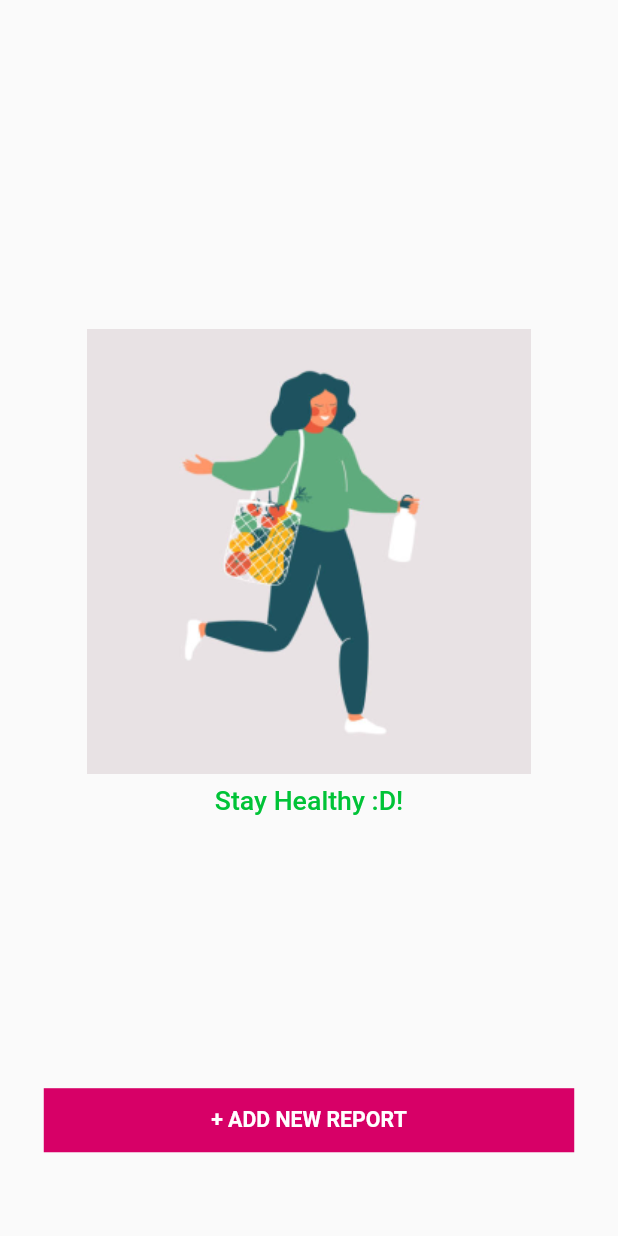
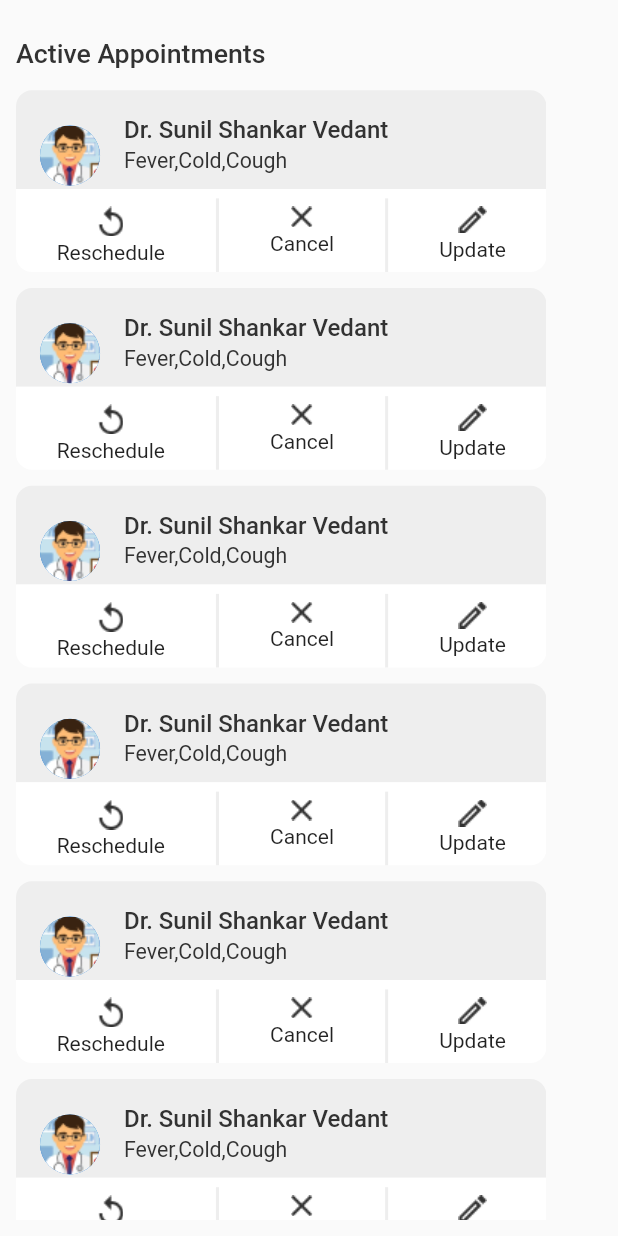
Before and after one commit to ttoghere/appointmentsv1, a Flutter app: the screen it shows after launch, on a phone screen of 412 x 824 dp. Run offline on Flutter 3.47's test engine with Material 2 defaults, Android fonts, the phone set to English and light mode, and no system bars.

Commit message:
Active card is done

```diff
--- a/lib/constants.dart
+++ b/lib/constants.dart
@@ -5,6 +5,9 @@ class Constants {
   static const Color green = Color(0xFF00C337);
   static const Color darkPink = Color(0xFFD70067);
   static const Color white = Color(0xFFFFFFFF);
+  static const Color grey = Color(0xFFEEEEEE);
+  static const Color black = Color(0xFF323232);
+  static const Color dividerGrey = Color(0xFFEEEEEE);
   //Text Style
   static TextStyle textStyleWO(
       {required double fontSize,
--- a/lib/main.dart
+++ b/lib/main.dart
@@ -1,4 +1,5 @@
 import 'package:appointmentsv1/constants.dart';
+import 'package:appointmentsv1/widgets/widgets_shelf.dart';
 import 'package:flutter/material.dart';
 
 void main() => runApp(MyApp());
@@ -21,58 +22,70 @@ class MainScreen extends StatelessWidget {
   @override
   Widget build(BuildContext context) {
     Size size = MediaQuery.of(context).size;
-    return Scaffold(
-      body: Column(
-        crossAxisAlignment: CrossAxisAlignment.center,
+    return SafeArea(
+      child: Scaffold(
+        body: Padding(
+          padding: EdgeInsets.all(
+            size.height / 77.16,
+          ),
+          child: SingleChildScrollView(
+            child: Column(
+              mainAxisAlignment: MainAxisAlignment.center,
+              crossAxisAlignment: CrossAxisAlignment.start,
               children: [
-          SizedBox(
-            height: size.height / 14.46,
+                Padding(
+                  padding: EdgeInsets.symmetric(
+                    vertical: size.height / 57.9,
                   ),
-          Padding(
-            padding: EdgeInsets.only(
-              left: size.height / 14.25,
-              right: size.height / 14.25,
-              top: size.height / 5.07,
-            ),
-            child: Image.asset("assets/main_photo.png"),
-          ),
-          SizedBox(
-            height: size.height / 115.75,
-          ),
-          Padding(
-            padding: EdgeInsets.only(bottom: size.height / 4.54),
                   child: Text(
-              "Stay Healthy :D!",
+                    "Active Appointments",
                     style: Constants.textStyleWO(
                       fontSize: size.height / 46.3,
                       fontWeight: FontWeight.w500,
-                color: Constants.green,
+                      color: Constants.black,
                     ),
                   ),
                 ),
-          GestureDetector(
-            onTap: () {},
-            child: Container(
-              color: Constants.darkPink,
-              margin: EdgeInsets.symmetric(horizontal: size.height / 61.73),
-              height: size.height / 19.3,
-              width: size.height / 2.33,
-              alignment: Alignment.center,
-              child: Text(
-                "+ ADD NEW REPORT",
-                style: Constants.textStyleWO(
-                  fontSize: size.height / 57.9,
-                  fontWeight: FontWeight.w700,
-                  color: Constants.white,
+                ActiveAppointmentCard(
+                  docName: "Dr. Sunil Shankar Vedant",
+                  docPic: "assets/doc_pic.png",
+                  docSpecs: "Fever,Cold,Cough",
+                ),
+                ActiveAppointmentCard(
+                  docName: "Dr. Sunil Shankar Vedant",
+                  docPic: "assets/doc_pic.png",
+                  docSpecs: "Fever,Cold,Cough",
+                ),
+                ActiveAppointmentCard(
+                  docName: "Dr. Sunil Shankar Vedant",
+                  docPic: "assets/doc_pic.png",
+                  docSpecs: "Fever,Cold,Cough",
+                ),
+                ActiveAppointmentCard(
+                  docName: "Dr. Sunil Shankar Vedant",
+                  docPic: "assets/doc_pic.png",
+                  docSpecs: "Fever,Cold,Cough",
+                ),
+                ActiveAppointmentCard(
+                  docName: "Dr. Sunil Shankar Vedant",
+                  docPic: "assets/doc_pic.png",
+                  docSpecs: "Fever,Cold,Cough",
+                ),
+                ActiveAppointmentCard(
+                  docName: "Dr. Sunil Shankar Vedant",
+                  docPic: "assets/doc_pic.png",
+                  docSpecs: "Fever,Cold,Cough",
+                ),
+                ActiveAppointmentCard(
+                  docName: "Dr. Sunil Shankar Vedant",
+                  docPic: "assets/doc_pic.png",
+                  docSpecs: "Fever,Cold,Cough",
+                ),
+              ],
             ),
           ),
         ),
       ),
-          SizedBox(
-            height: size.height / 9.54,
-          ),
-        ],
-      ),
     );
   }
 }
--- /dev/null
+++ b/lib/widgets/active_appointment_card.dart
@@ -0,0 +1,127 @@
+import 'package:flutter/material.dart';
+
+import '../constants.dart';
+
+class ActiveAppointmentCard extends StatelessWidget {
+  final String docPic;
+  final String docName;
+  final String docSpecs;
+  ActiveAppointmentCard({
+    required this.docName,
+    required this.docPic,
+    required this.docSpecs,
+  });
+
+  @override
+  Widget build(BuildContext context) {
+    Size size = MediaQuery.of(context).size;
+    return Padding(
+      padding: EdgeInsets.only(bottom: size.height / 77.2),
+      child: Column(
+        children: [
+          Container(
+            decoration: BoxDecoration(
+              color: Constants.grey,
+              borderRadius: BorderRadius.only(
+                topLeft: Radius.circular(size.height / 77.2),
+                topRight: Radius.circular(size.height / 77.2),
+              ),
+            ),
+            width: size.height / 2.33,
+            height: size.height / 12.51,
+            child: ListTile(
+              leading: Padding(
+                padding: EdgeInsets.only(top: size.height / 54.47),
+                child: CircleAvatar(
+                  backgroundImage: AssetImage(docPic),
+                ),
+              ),
+              title: Text(
+                docName,
+                style: Constants.textStyleWO(
+                    fontSize: size.height / 51.4,
+                    fontWeight: FontWeight.w500,
+                    color: Constants.black),
+              ),
+              subtitle: Text(
+                docSpecs,
+                style: Constants.textStyleWO(
+                    fontSize: size.height / 57.9,
+                    fontWeight: FontWeight.w400,
+                    color: Constants.black),
+              ),
+            ),
+          ),
+          Container(
+            decoration: BoxDecoration(
+              color: Constants.white,
+              borderRadius: BorderRadius.only(
+                bottomLeft: Radius.circular(size.height / 77.2),
+                bottomRight: Radius.circular(size.height / 77.2),
+              ),
+            ),
+            width: size.height / 2.33,
+            height: size.height / 14.9,
+            child: Row(
+              mainAxisAlignment: MainAxisAlignment.spaceEvenly,
+              children: [
+                activeCardButton(
+                    voidCallback: () {},
+                    size: size,
+                    imagePath: "assets/reschedule.png",
+                    buttonText: "Reschedule"),
+                activeCardDivider(size: size),
+                activeCardButton(
+                  size: size,
+                  imagePath: "assets/cross.png",
+                  buttonText: "Cancel",
+                  voidCallback: () {},
+                ),
+                activeCardDivider(size: size),
+                activeCardButton(
+                  size: size,
+                  imagePath: "assets/pen.png",
+                  buttonText: "Update",
+                  voidCallback: () {},
+                ),
+              ],
+            ),
+          ),
+        ],
+      ),
+    );
+  }
+
+  GestureDetector activeCardButton({
+    required Size size,
+    required String imagePath,
+    required String buttonText,
+    required VoidCallback voidCallback,
+  }) {
+    return GestureDetector(
+      onTap: voidCallback,
+      child: Padding(
+        padding: EdgeInsets.only(top: size.height / 71.2),
+        child: Column(
+          children: [
+            Image.asset(imagePath),
+            SizedBox(
+              height: size.height / 308.6,
+            ),
+            Text(buttonText),
+          ],
+        ),
+      ),
+    );
+  }
+}
+
+Padding activeCardDivider({required Size size}) {
+  return Padding(
+    padding: EdgeInsets.only(top: size.height / 132.3),
+    child: VerticalDivider(
+      thickness: 2,
+      color: Constants.dividerGrey,
+    ),
+  );
+}
--- /dev/null
+++ b/lib/widgets/no_appointment.dart
@@ -0,0 +1,66 @@
+import 'package:appointmentsv1/constants.dart';
+import 'package:flutter/material.dart';
+
+class NoAppointment extends StatelessWidget {
+  const NoAppointment({
+    Key? key,
+    required this.size,
+  }) : super(key: key);
+
+  final Size size;
+
+  @override
+  Widget build(BuildContext context) {
+    return Column(
+      crossAxisAlignment: CrossAxisAlignment.center,
+      children: [
+        SizedBox(
+          height: size.height / 14.46,
+        ),
+        Padding(
+          padding: EdgeInsets.only(
+            left: size.height / 14.25,
+            right: size.height / 14.25,
+            top: size.height / 5.07,
+          ),
+          child: Image.asset("assets/main_photo.png"),
+        ),
+        SizedBox(
+          height: size.height / 115.75,
+        ),
+        Padding(
+          padding: EdgeInsets.only(bottom: size.height / 4.54),
+          child: Text(
+            "Stay Healthy :D!",
+            style: Constants.textStyleWO(
+              fontSize: size.height / 46.3,
+              fontWeight: FontWeight.w500,
+              color: Constants.green,
+            ),
+          ),
+        ),
+        GestureDetector(
+          onTap: () {},
+          child: Container(
+            color: Constants.darkPink,
+            margin: EdgeInsets.symmetric(horizontal: size.height / 61.73),
+            height: size.height / 19.3,
+            width: size.height / 2.33,
+            alignment: Alignment.center,
+            child: Text(
+              "+ ADD NEW REPORT",
+              style: Constants.textStyleWO(
+                fontSize: size.height / 57.9,
+                fontWeight: FontWeight.w700,
+                color: Constants.white,
+              ),
+            ),
+          ),
+        ),
+        SizedBox(
+          height: size.height / 9.54,
+        ),
+      ],
+    );
+  }
+}
--- /dev/null
+++ b/lib/widgets/widgets_shelf.dart
@@ -0,0 +1,2 @@
+export './no_appointment.dart';
+export './active_appointment_card.dart';
```
Also changed, not shown: assets/cross.png (added), assets/doc_pic.png (added), assets/pen.png (added), assets/reschedule.png (added). Lines whose indentation alone changed are shown as unchanged.
